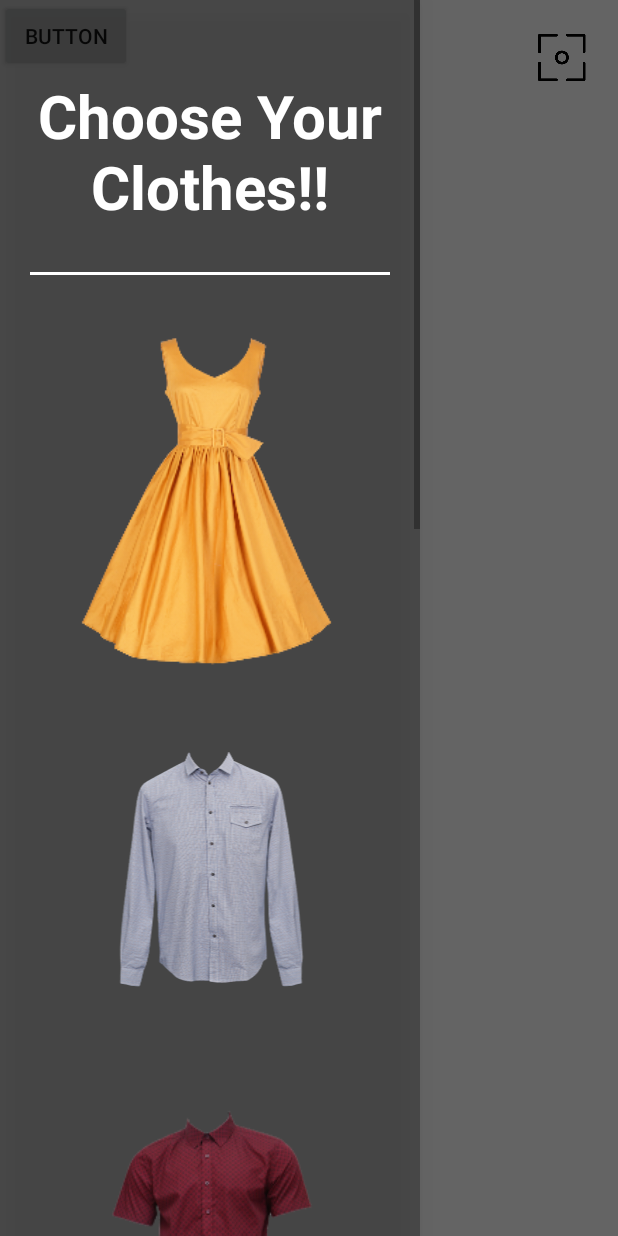
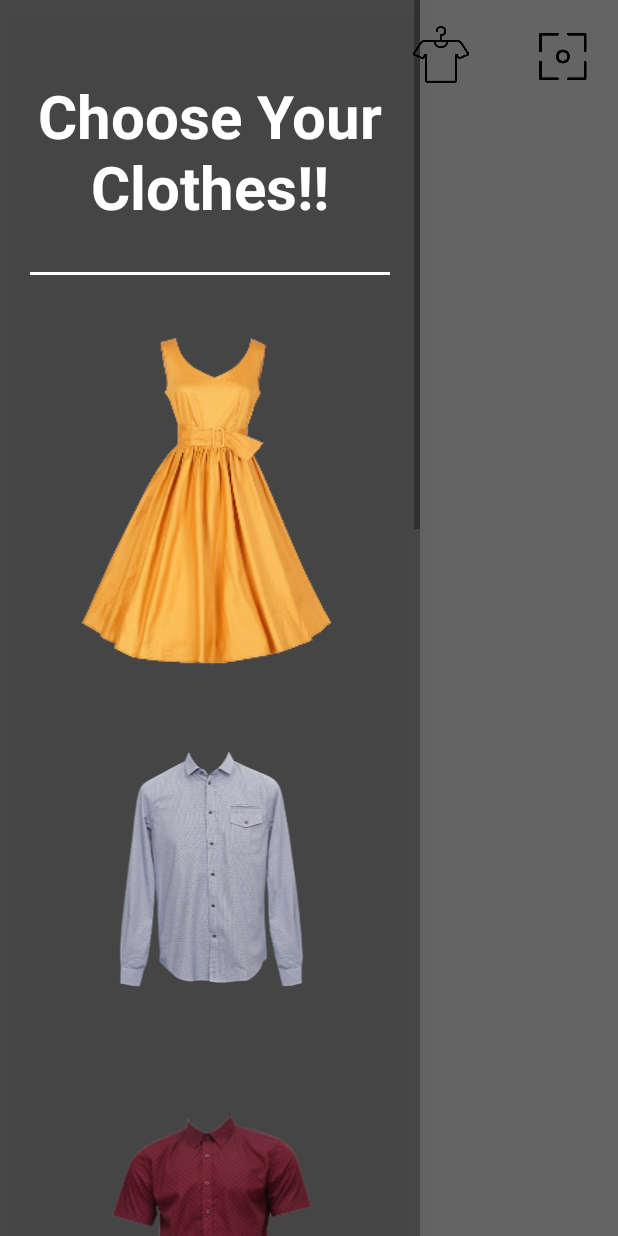
Before and after one commit to INFJ-HCM/In_The_Closet, an Android app: the fragment Camera2BasicFragment shown on its own in the app's theme, with the side drawer open, on a phone screen of 412 x 824 dp. Run offline under Robolectric (Android 15) with nearby library versions, the phone set to English and light mode, and no system bars; libraries missing offline, so code that uses them is left out: androidx.legacy.app, org.opencv.android, org.opencv.core, org.opencv.imgproc, org.tensorflow.lite; 3 statements that could not run were skipped.

Commit message:
Camera2FregmentActivity 스크린샷버튼, 네비버튼

```diff
--- a/app/src/main/res/layout/fragment_camera2_basic.xml
+++ b/app/src/main/res/layout/fragment_camera2_basic.xml
@@ -46,16 +46,27 @@
                 android:layout_gravity="center_vertical"
 
                 />
+            <LinearLayout
+                android:layout_marginTop="15dp"
+                android:layout_width="match_parent"
+                android:layout_height="wrap_content"
+                android:gravity="right">
 
-            <Button
-                android:id="@+id/screenshot"
-                android:layout_width="47dp"
-                android:layout_height="42dp"
-                android:layout_gravity="right"
-                android:layout_margin="16dp"
-                android:background="@drawable/screenshot" />
-
-
+                <Button
+                    android:id="@+id/cloth"
+                    android:layout_width="48dp"
+                    android:layout_height="match_parent"
+                    android:layout_margin="15dp"
+                    android:layout_gravity="right"
+                    android:background="@drawable/cloth"/>
+                <Button
+                    android:id="@+id/screenshot"
+                    android:layout_width="47dp"
+                    android:layout_height="42dp"
+                    android:layout_margin="15dp"
+                    android:layout_gravity="left"
+                    android:background="@drawable/screenshot" />
+            </LinearLayout>
         </com.example.android.butcher2.AutoFitFrameLayout>
 
         <LinearLayout
@@ -171,16 +182,6 @@
             android:textColor="#44000000"
             android:textSize="500sp"
             android:visibility="gone" />
-
-        <Button
-            android:id="@+id/cloth"
-            android:layout_width="wrap_content"
-            android:layout_height="wrap_content"
-            android:text="Button" />
-
     </FrameLayout>
-
-
     <include layout="@layout/activity_drawer" />
-
 </androidx.drawerlayout.widget.DrawerLayout>
```
Also changed, not shown: app/src/main/res/drawable-xhdpi/cloth.png (added).
